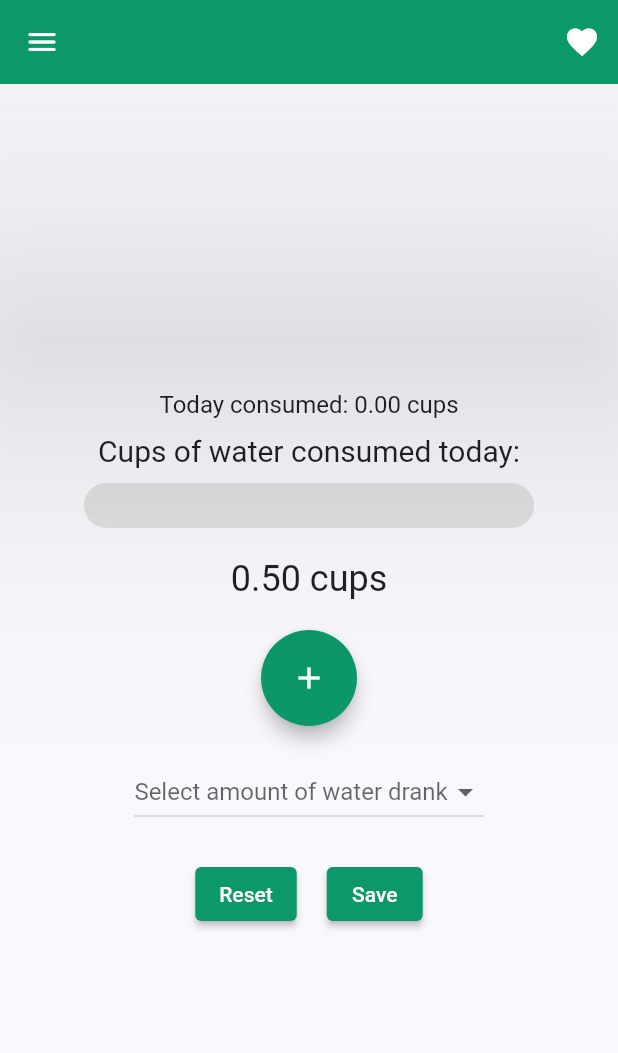
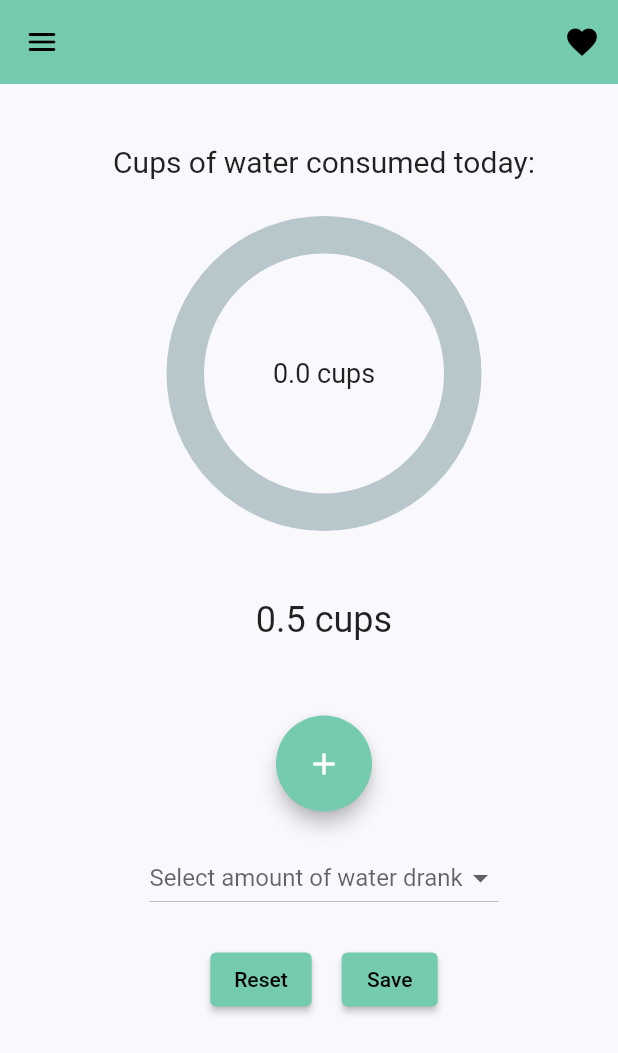
Before and after one commit to rubbylau1995/WaterTracker_Flutter, a Flutter app: the screen it shows after launch, after a tap on the "add" icon, on a phone screen of 412 x 824 dp. Shown: the top 1053 px of the screen. Run offline on Flutter 3.47's test engine with Material 2 defaults, Android fonts, the phone set to English and light mode, and no system bars; drawn by our look-alikes of percent_indicator; our stand-ins replace flutter_svg, hive, shared_preferences; missing offline and left inert: dart:ffi; accounts and stored records are empty; Roboto replaces fonts that are missing (Hind).

Commit message:
- added circular progress bar, MedcineIntake.

```diff
--- a/lib/constant.dart
+++ b/lib/constant.dart
@@ -1,7 +1,8 @@
 import 'package:flutter/material.dart';
 
 // Color that we use in our app
-const kPrimaryColor = Color(0xFF0c9869);
+const kPrimaryColor = Color.fromARGB(255, 116, 203, 174);
+const kPrimaryColor2 = Color(0xFF0c9869);
 const kTextColor = Color.fromARGB(255, 209, 215, 213);
 const kBackgroundColor = Color(0xFFF9F8FD);
 const kBlackColor = Colors.black;
--- a/lib/main.dart
+++ b/lib/main.dart
@@ -1,6 +1,6 @@
 import 'package:flutter/material.dart';
 import 'package:water/constant.dart';
-import 'package:water/screen/WaterConsumption_Home/HomeScreen.dart';
+import 'package:water/screen/WaterConsumption_Home/Home_Screen.dart';
 import 'package:water/utils/material_color_helper.dart';
 
 void main() {
--- a/lib/screen/WaterConsumption_Home/HomeScreen.dart
+++ /dev/null
@@ -1,37 +0,0 @@
-import 'package:flutter/material.dart';
-// import 'package:water/components/bottom_nav_bar.dart';
-import 'package:water/constant.dart';
-import 'package:flutter_svg/svg.dart';
-import 'package:water/screen/WaterConsumption_Home/WaterConsumptionTracker.dart';
-
-class HomeScreen extends StatelessWidget {
-  @override
-  Widget build(BuildContext context) {
-    return Scaffold(
-
-       appBar: buildAppBar(), //route
-
-       body: WaterConsumptionTracker(),
-      //  bottomNavigationBar: BottomNavBar(),
-
-
-    );
-  }
-
-  AppBar buildAppBar() {
-    return AppBar(
-      elevation: 100,
-      leading: IconButton(
-        // icon: SvgPicture.asset(iconPath + "/menu.svg", height: 24,width: 30, color: Colors.white,     ),
-         icon: const Icon(Icons.menu_rounded),
-        onPressed: () {},
-      ),
-      actions: <Widget>[
-        IconButton(
-          icon: const Icon(Icons.favorite),
-          onPressed: () {},
-        ),
-      ]
-    );
-  }
-}
--- /dev/null
+++ b/lib/screen/WaterConsumption_Home/Home_Screen.dart
@@ -0,0 +1,39 @@
+import 'package:flutter/material.dart';
+// import 'package:water/components/bottom_nav_bar.dart';
+import 'package:water/constant.dart';
+import 'package:flutter_svg/svg.dart';
+import 'package:water/screen/Medicine/Medicine_Screen.dart';
+import 'package:water/screen/WaterConsumption_Home/WaterConsumptionTracker.dart';
+
+class HomeScreen extends StatelessWidget {
+  @override
+  Widget build(BuildContext context) {
+    return Scaffold(
+      appBar: buildAppBar(context), //route
+
+      body: WaterConsumptionTracker(),
+      //  bottomNavigationBar: BottomNavBar(),
+    );
+  }
+
+  AppBar buildAppBar(BuildContext context) {
+    return AppBar(
+         elevation: 0, // layer , if adjust to 100, just like having a grey layer on top of the screen.
+        leading: IconButton(
+          // icon: SvgPicture.asset(iconPath + "/menu.svg", height: 24,width: 30, color: Colors.white,     ),
+          icon: const Icon(Icons.menu_rounded),
+          onPressed: () {
+            Navigator.push(
+              context,
+              MaterialPageRoute(builder: (context) => MedicineScreen()),
+            );
+          },
+        ),
+        actions: <Widget>[
+          IconButton(
+            icon: const Icon(Icons.favorite),
+            onPressed: () {},
+          ),
+        ]);
+  }
+}
--- a/lib/screen/WaterConsumption_Home/WaterConsumptionTracker.dart
+++ b/lib/screen/WaterConsumption_Home/WaterConsumptionTracker.dart
@@ -1,6 +1,10 @@
+import 'dart:ffi';
+
 import 'package:flutter/material.dart';
+import 'package:percent_indicator/circular_percent_indicator.dart';
 import 'package:shared_preferences/shared_preferences.dart';
-import 'package:intl/intl.dart'; // Import the Intl package for date formatting
+import 'package:intl/intl.dart';
+import 'package:water/constant.dart'; // Import the Intl package for date formatting
 
 class WaterConsumptionTracker extends StatefulWidget {
   @override
@@ -14,7 +18,24 @@ class _WaterConsumptionTrackerState extends State<WaterConsumptionTracker> {
   double _maxInputWaterConsumed = 8;
   double _waterIncreaseSize = 0.5;
   double _standardWaterIntake = 8;
-  final List<int> _waterOptions = [1,2,3,4,5,6,7,8,9,];
+  int _targetWaterConsumed = 8;
+  double _percentOfTargetAchived = 0;
+  String _waterUnit = "C";
+
+  String key = DateFormat('yyyy-MM-dd').format(DateTime.now());
+
+  final List<String> _waterUnitOpt = ['cups', 'ml', 'L'];
+  final List<int> _waterOpt = [
+    1,
+    2,
+    3,
+    4,
+    5,
+    6,
+    7,
+    8,
+    9,
+  ];
 
   void _incrementWaterConsumption() {
     setState(() {
@@ -33,21 +54,24 @@ class _WaterConsumptionTrackerState extends State<WaterConsumptionTracker> {
 
   void _saveWaterConsumption() async {
     final prefs = await SharedPreferences.getInstance();
-    String key = DateFormat('yyyy-MM-dd').format(DateTime.now());
-    await prefs.setDouble(key, _newWaterConsumed);
+
+    await prefs.setDouble(key, _newWaterConsumed + _waterConsumed);
 
     setState(() {
       _waterConsumed = _newWaterConsumed + _waterConsumed;
       _newWaterConsumed = 0;
+      _percentOfTargetAchived = _waterConsumed / _targetWaterConsumed > 1.0 ? 1.0 : _waterConsumed / _targetWaterConsumed;
     });
+
     _showSnackbar('Water consumption saved.');
   }
 
   void _loadWaterConsumption() async {
     final prefs = await SharedPreferences.getInstance();
     setState(() {
-      _waterConsumed = prefs.getDouble('waterConsumed') ?? 0;
-      _newWaterConsumed = _waterConsumed;
+      _waterConsumed = prefs.getDouble(key) ?? 0;
+      // _newWaterConsumed = _waterConsumed;
+      _percentOfTargetAchived = _waterConsumed / _targetWaterConsumed > 1.0 ? 1.0 : _waterConsumed / _targetWaterConsumed;
     });
   }
 
@@ -69,51 +93,128 @@ class _WaterConsumptionTrackerState extends State<WaterConsumptionTracker> {
   @override
   Widget build(BuildContext context) {
     return
-        // Scaffold(
-        //   appBar: AppBar(
-        //     title: Text('Water Tracker'),
-        //   ),
-        // body: Center(
-        Container(
+        SingleChildScrollView(
+      child: Column(children: <Widget>[
+          WaterConsumption(),
+      ]),
+    );
+  }
+
+  Container WaterConsumption() {
+    return Container(
+       margin: EdgeInsets.only(
+        left: kDefaultPadding,
+        top: kDefaultPadding * 2,
+        bottom: kDefaultPadding * 2.5,
+      ),
+      //       // padding: EdgeInsets.only(
+
+      //       //     top: kDefaultPadding * 2,
+      //       //    ),
+      // child: Column(
+      //   // mainAxisAlignment: MainAxisAlignment.center,
+      //   children: <Widget>[
+
+      //     SizedBox(height: 10),
+      //     Text(
+      //       'Cups of water consumed today:',
+      //       style: TextStyle(fontSize: 20),
+      //     ),
+      //     SizedBox(height: 15), // 距離
+      //     CircularPercentIndicator(
+      //       radius: 100.0,
+      //       lineWidth: 10.0,
+      //       percent: _waterConsumed / _targetWaterConsumed ,
+      //       center: Text('${(_waterConsumed / _targetWaterConsumed * 100).toStringAsFixed(1)}'),
+      //       progressColor: kPrimaryColor,
+      //     ),
+
+
+
+  alignment: Alignment.center,
   child: Column(
     mainAxisAlignment: MainAxisAlignment.center,
     children: <Widget>[
       Text(
-            'Today consumed: ${_waterConsumed.toStringAsFixed(2)} cups',
-            style: TextStyle(fontSize: 16),
-          ),
-          SizedBox(height: 10),
-          Text(
         'Cups of water consumed today:',
         style: TextStyle(fontSize: 20),
       ),
-          SizedBox(height: 10), // 距離
-          Stack(
-            children: [
-              Container(
-                width: 300,
-                height: 30,
-                decoration: BoxDecoration(
-                  color: Colors.grey[300],
-                  borderRadius: BorderRadius.circular(15),
+      SizedBox(height: 30),
+      GestureDetector(
+         onTap: () {
+    showDialog(
+      context: context,
+      builder: (BuildContext context) {
+        return AlertDialog(
+          title: Text('Set Target Water Consumption',
+          style: Theme.of(context).textTheme.bodyMedium,),
+          content: TextField( // why onChanged
+            keyboardType: TextInputType.number,
+            onChanged: (value) {
+              //  setState(() {
+              //         _targetWaterConsumed = double.parse(newValue?.toString() ?? '0'),
+              //       });
+              setState(() {
+            _targetWaterConsumed = int.parse(value);
+            });
+            },
+          ),
+          actions: <Widget>[
+            FlatButton(
+              child: Text('Cancel'),
+              onPressed: () {
+                Navigator.of(context).pop();
+              },
+            ),
+            FlatButton(
+              child: Text('OK'),
+              onPressed: () {
+                // Save the target water consumption here
+                Navigator.of(context).pop();
+              },
+            ),
+          ],
+        );
+      },
+    );
+  },
+        child: Center(
+          child: CircularPercentIndicator(
+            radius: 200.0,
+            backgroundWidth: 25,
+            lineWidth: 15.0,
+            percent: _percentOfTargetAchived ,
+            center: Text('$_waterConsumed cups' ,style: TextStyle(fontSize: 18)),
+            progressColor: kPrimaryColor,
           ),
         ),
-              Container(
-                width: 300 * _waterConsumed / _standardWaterIntake,
-                height: 30,
-                decoration: BoxDecoration(
-                  color: Colors.blue,
-                  borderRadius: BorderRadius.circular(15),
       ),
-              ),
-            ],
-          ),
-          SizedBox(height: 20),
+          // Stack( // progress bar
+          //   children: [
+          //     Container(
+          //       width: 300,
+          //       height: 30,
+          //       decoration: BoxDecoration(
+          //         color: Colors.grey[300],
+          //         borderRadius: BorderRadius.circular(15),
+          //       ),
+          //     ),
+          //     Container(
+          //       width: 300 * _waterConsumed / _standardWaterIntake,
+          //       height: 30,
+          //       decoration: BoxDecoration(
+          //         color: Colors.blue,
+          //         borderRadius: BorderRadius.circular(15),
+          //       ),
+          //     ),
+          //   ],
+          // ),
+          SizedBox(height: 50),
           Text(
-            '${_newWaterConsumed.toStringAsFixed(2)} cups',
+            '${_newWaterConsumed.toStringAsFixed(1)} cups',
             style: TextStyle(fontSize: 24),
           ),
-          SizedBox(height: 20),
+          SizedBox(height: 50),
           ElevatedButton(
             onPressed: _incrementWaterConsumption,
             child: Icon(
@@ -152,7 +253,7 @@ class _WaterConsumptionTrackerState extends State<WaterConsumptionTracker> {
                 _newWaterConsumed = newValue?.toDouble() ?? 0;
               });
             },
-            items: _waterOptions.map((int value) {
+            items: _waterOpt.map((int value) {
               return DropdownMenuItem<int>(
                 value: value,
                 child: Text('$value'),
@@ -178,7 +279,5 @@ class _WaterConsumptionTrackerState extends State<WaterConsumptionTracker> {
         ],
       ),
     );
-    //   ),
-    // );
   }
 }
--- a/pubspec.yaml
+++ b/pubspec.yaml
@@ -41,6 +41,7 @@ dependencies:
   shared_preferences: ^2.0.18
   intl: ^0.17.0
   flutter_svg: ^0.20.0-nullsafety.3
+  percent_indicator: ^3.0.1
 
 dev_dependencies:
   flutter_test:
```
Also changed, not shown: lib/screen/Medicine/MedicineIntakeTracker.dart (added, +237 -0 lines), lib/screen/Medicine/Medicine_Screen.dart (added, +19 -0 lines), pubspec.lock, 10 other files. Lines whose indentation alone changed are shown as unchanged.
